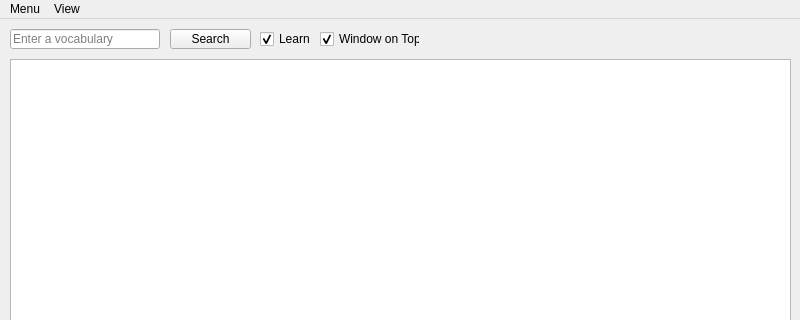
Before: the Qt Designer form ui/dictionary.ui in pystander/Word-Sea, drawn with Qt 5; both pictures show x 0 to 800 and y 0 to 320 of the 800 by 601 pixel window.
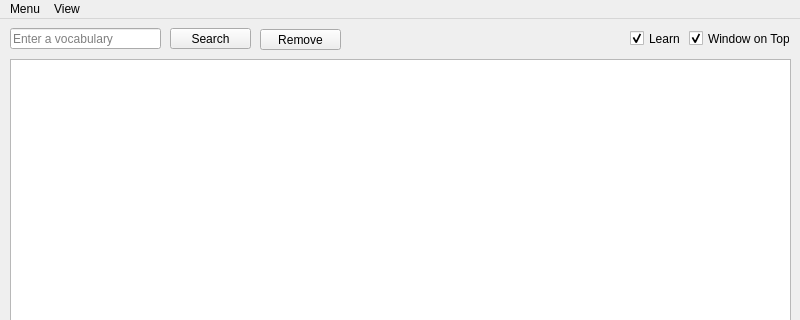
After: the same form once the commit is applied.

Commit message: Add remove function and update UI

What changed in the file:
```diff
--- a/ui/dictionary.ui
+++ b/ui/dictionary.ui
@@ -18,9 +18,9 @@
     <property name="geometry">
      <rect>
       <x>10</x>
-      <y>10</y>
-      <width>150</width>
-      <height>20</height>
+      <y>9</y>
+      <width>151</width>
+      <height>21</height>
      </rect>
     </property>
     <property name="text">
@@ -37,9 +37,9 @@
     <property name="geometry">
      <rect>
       <x>170</x>
-      <y>10</y>
+      <y>9</y>
       <width>81</width>
-      <height>20</height>
+      <height>21</height>
      </rect>
     </property>
     <property name="text">
@@ -65,10 +65,10 @@
    <widget class="QCheckBox" name="learn_checkbox">
     <property name="geometry">
      <rect>
-      <x>260</x>
-      <y>10</y>
-      <width>50</width>
-      <height>20</height>
+      <x>630</x>
+      <y>9</y>
+      <width>51</width>
+      <height>21</height>
      </rect>
     </property>
     <property name="text">
@@ -81,10 +81,10 @@
    <widget class="QCheckBox" name="top_checkbox">
     <property name="geometry">
      <rect>
-      <x>320</x>
-      <y>10</y>
-      <width>100</width>
-      <height>20</height>
+      <x>689</x>
+      <y>9</y>
+      <width>101</width>
+      <height>21</height>
      </rect>
     </property>
     <property name="text">
@@ -94,6 +94,25 @@
      <bool>true</bool>
     </property>
    </widget>
+   <widget class="QPushButton" name="remove_button">
+    <property name="geometry">
+     <rect>
+      <x>260</x>
+      <y>10</y>
+      <width>81</width>
+      <height>21</height>
+     </rect>
+    </property>
+    <property name="text">
+     <string>Remove</string>
+    </property>
+    <property name="autoDefault">
+     <bool>false</bool>
+    </property>
+    <property name="default">
+     <bool>false</bool>
+    </property>
+   </widget>
   </widget>
   <widget class="QMenuBar" name="menu_bar">
    <property name="geometry">
```
The commit also changes 4 other files.
